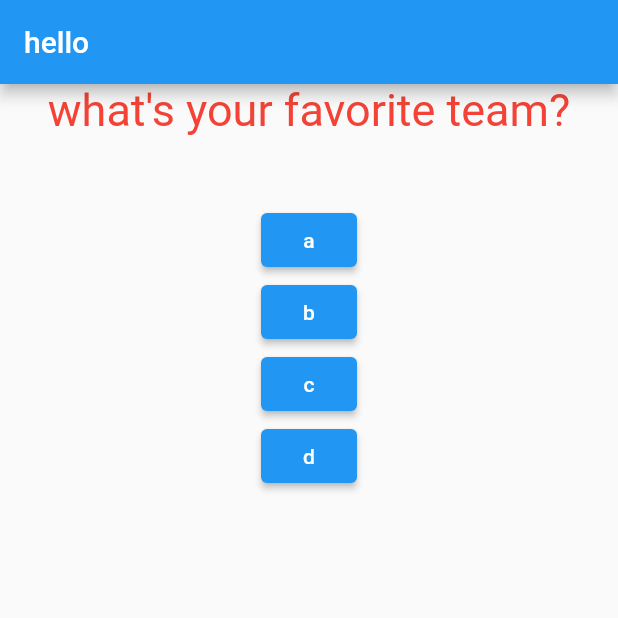
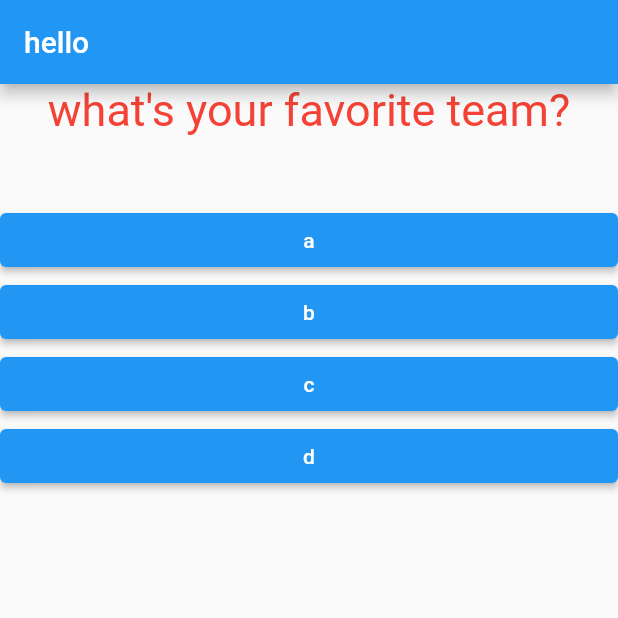
Before and after one commit to amirhsnnjd/flutter-course-quizapp, a Flutter app: the screen it shows after launch, after a tap on "blue", on a phone screen of 412 x 824 dp, the top half of it. Run offline on Flutter 3.47's test engine with Material 2 defaults, Android fonts, the phone set to English and light mode, and no system bars.

Commit message:
quiz.dart and answer.dart added

```diff
--- a/lib/answer.dart
+++ b/lib/answer.dart
@@ -10,9 +10,12 @@ class Answer extends StatelessWidget {
 
   @override
   Widget build(BuildContext context) {
-    return ElevatedButton(
-      onPressed: fnc,
-      child: Text(st),
+    return Container(
+      width: double.infinity,
+      child: ElevatedButton(
+        onPressed: fnc,
+        child: Text(st),
+      ),
     );
   }
 }
--- a/lib/main.dart
+++ b/lib/main.dart
@@ -1,6 +1,10 @@
 import 'package:flutter/material.dart';
+import 'package:flutter_application_1/quiz.dart';
+import 'package:flutter_application_1/result.dart';
 import './question.dart';
 import './answer.dart';
+import './quiz.dart';
+import './result.dart';
 
 void main() => runApp(MyApp());
 
@@ -11,17 +15,41 @@ class MyApp extends StatefulWidget {
 
 class _MyAppState extends State<MyApp> {
   var st = 0;
-  var question = [
-    {'questions' : 'what\'s your favorite color?' ,
-    'answers' : ['blue' , 'red' , 'yellow' , 'black']},
-    {'questions' : 'what\'s your favorite team?' ,
-    'answers' : ['a' , 'b' , 'c' , 'd']},
+  var _score = 0;
+  var _question = [
+    {
+      'questions': 'what\'s your favorite color?',
+      'answers': [
+        {'text': 'blue', 'score': 10},
+        {'text': 'red', 'score': 0},
+        {'text': 'yellow', 'score': 0},
+        {'text': 'black', 'score': 0}
+      ]
+    },
+    {
+      'questions': 'what\'s your favorite team?',
+      'answers': [
+        {'text': 'a', 'score': 10},
+        {'text': 'b', 'score': 0},
+        {'text': 'c', 'score': 0},
+        {'text': 'd', 'score': 0}
+      ]
+    },
   ];
-  void buttonpressed() {
+  void _buttonpressed(int score) {
     setState(() {
       st = st + 1;
+      _score += score;
     });
     print(st);
+    print(_score);
+  }
+
+  void _reset() {
+    setState(() {
+      st = 0;
+      _score = 0;
+    });
   }
 
   @override
@@ -29,17 +57,12 @@ class _MyAppState extends State<MyApp> {
     // TODO: implement build
     return MaterialApp(
       home: Scaffold(
-        appBar: AppBar(
-          title: Text('hello'),
-        ),
-        body: Column(children: [
-          Question(question[st]['questions']),
-          ...(question[st]['answers'] as List<String> ).map((txt)
-          {
-              return Answer(buttonpressed, txt);
-          })
-        ]),
-      ),
+          appBar: AppBar(
+            title: Text('hello'),
+          ),
+          body: (st < _question.length)
+              ? Quiz(st, _question, _buttonpressed)
+              : Result(_score, _reset)),
     );
   }
 }
--- /dev/null
+++ b/lib/quiz.dart
@@ -0,0 +1,22 @@
+import 'package:flutter/src/foundation/key.dart';
+import 'package:flutter/src/widgets/framework.dart';
+import 'package:flutter/material.dart';
+import 'question.dart';
+import 'answer.dart';
+
+class Quiz extends StatelessWidget {
+  var st;
+  List<Map<String, Object>> question;
+  final Function buttonpressed;
+
+  Quiz(this.st, this.question, this.buttonpressed);
+  @override
+  Widget build(BuildContext context) {
+    return Column(children: [
+      Question(question[st]['questions']),
+      ...(question[st]['answers'] as List<Map<String, Object>>).map((txt) {
+        return Answer(() => buttonpressed(txt['score']), txt['text']);
+      })
+    ]);
+  }
+}
```
Also changed, not shown: lib/result.dart (added, +36 -0 lines).
